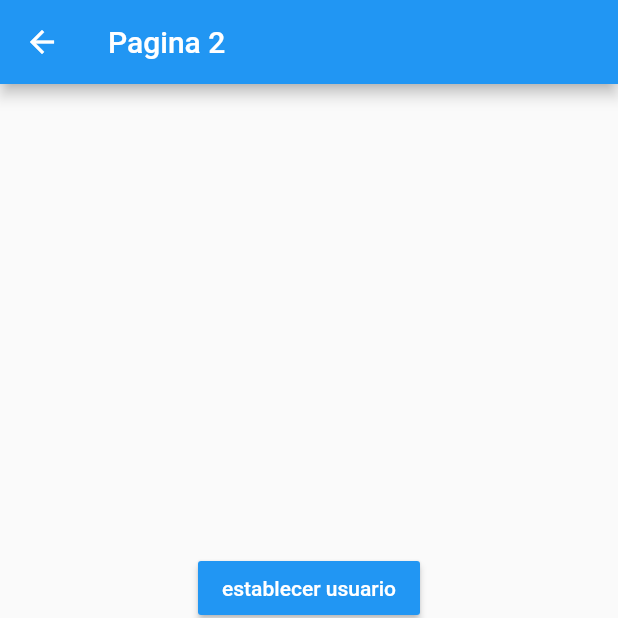
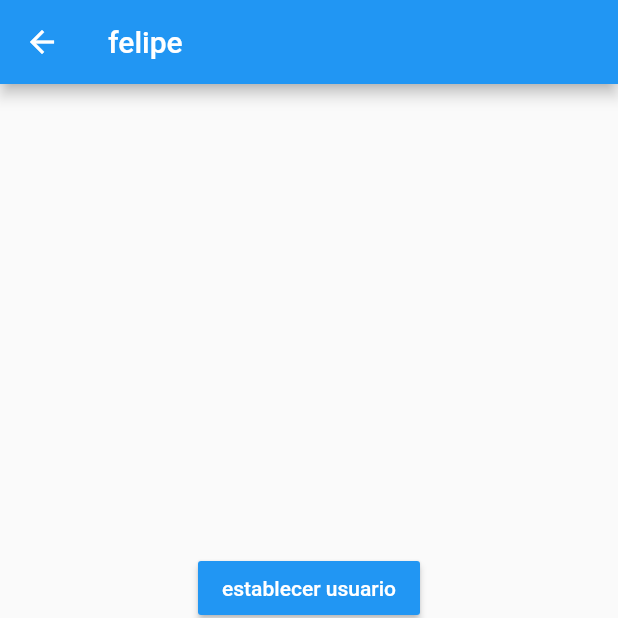
Before and after one commit to Garcito14/usuarios, a Flutter app: the Pagina2Page screen opened by its route, after a tap on "establecer usuario", on a phone screen of 412 x 824 dp, the top half of it. Run offline on Flutter 3.47's test engine with Material 2 defaults, Android fonts, the phone set to English and light mode, and no system bars; accounts and stored records are empty.

```diff
--- a/lib/pages/pagina1_page.dart
+++ b/lib/pages/pagina1_page.dart
@@ -1,13 +1,27 @@
+import 'package:estados_app/Models/usuarios.dart';
+import 'package:estados_app/services/usuarios_service.dart';
 import 'package:flutter/material.dart';
+import 'package:provider/provider.dart';
 
 class Pagina1Page extends StatelessWidget {
   @override
   Widget build(BuildContext context) {
+    final usuarioService = Provider.of<UsuariosService>(context);
     return Scaffold(
       appBar: AppBar(
+        actions: [
+          IconButton(
+            icon: Icon(Icons.exit_to_app),
+            onPressed: () {
+              usuarioService.removerUsuario();
+            },
+          )
+        ],
         title: Text('Pagina 1'),
       ),
-      body: InformacionUsuario(),
+      body: usuarioService.existeUsuario
+          ? InformacionUsuario(usuarioService.usuario)
+          : Center(child: Text('hola')),
       floatingActionButton: FloatingActionButton(
         child: Icon(Icons.accessibility_new),
         onPressed: () {
@@ -19,6 +33,9 @@ class Pagina1Page extends StatelessWidget {
 }
 
 class InformacionUsuario extends StatelessWidget {
+  final Usuario usuario;
+
+  const InformacionUsuario(this.usuario);
   @override
   Widget build(BuildContext context) {
     return Container(
@@ -33,25 +50,27 @@ class InformacionUsuario extends StatelessWidget {
             style: TextStyle(fontSize: 18, fontWeight: FontWeight.bold),
           ),
           ListTile(
-            title: Text('Nombre'),
+            title: Text('nombre: ${this.usuario.nombre}'),
           ),
           ListTile(
-            title: Text('Edad'),
+            title: Text('edad ${this.usuario.edad}'),
           ),
           Divider(),
           Text(
             'Profesiones',
             style: TextStyle(fontSize: 18, fontWeight: FontWeight.bold),
           ),
-          ListTile(
+          ...this
+              .usuario
+              .profesiones
+              .map((e) => ListTile(
+                    title: Text(e),
+                  ))
+              .toList()
+          /*  ListTile(
             title: Text('Profesion 1'),
           ),
-          ListTile(
-            title: Text('Profesion 2'),
-          ),
-          ListTile(
-            title: Text('Profesion 3'),
-          ),
+         */
         ],
       ),
     );
--- a/lib/pages/pagina2_page.dart
+++ b/lib/pages/pagina2_page.dart
@@ -1,11 +1,17 @@
+import 'package:estados_app/Models/usuarios.dart';
+import 'package:estados_app/services/usuarios_service.dart';
 import 'package:flutter/material.dart';
+import 'package:provider/provider.dart';
 
 class Pagina2Page extends StatelessWidget {
   @override
   Widget build(BuildContext context) {
+    final usuarioService = Provider.of<UsuariosService>(context);
     return Scaffold(
       appBar: AppBar(
-        title: Text('Pagina 2'),
+        title: usuarioService.existeUsuario
+            ? Text(usuarioService.usuario.nombre)
+            : Text('Pagina 2'),
       ),
       body: Center(
           child: Column(
@@ -15,18 +21,35 @@ class Pagina2Page extends StatelessWidget {
             child: Text('establecer usuario',
                 style: TextStyle(color: Colors.white)),
             color: Colors.blue,
-            onPressed: () {},
+            onPressed: () {
+              final usuarioService =
+                  Provider.of<UsuariosService>(context, listen: false);
+              final newUser = new Usuario(
+                  nombre: 'felipe',
+                  edad: 24,
+                  profesiones: [
+                    'fullstack developer',
+                    'video jugador experto'
+                  ]);
+              usuarioService.usuario = newUser;
+            },
           ),
           MaterialButton(
             child: Text('Cambiar Edad', style: TextStyle(color: Colors.white)),
             color: Colors.blue,
-            onPressed: () {},
+            onPressed: () {
+              final usuarioService =
+                  Provider.of<UsuariosService>(context, listen: false);
+              usuarioService.cambiarEdad(12);
+            },
           ),
           MaterialButton(
             child:
                 Text('añadir profesion', style: TextStyle(color: Colors.white)),
             color: Colors.blue,
-            onPressed: () {},
+            onPressed: () {
+              usuarioService.agregarProfesion();
+            },
           )
         ],
       )),
--- /dev/null
+++ b/lib/services/usuarios_service.dart
@@ -0,0 +1,33 @@
+import 'package:estados_app/Models/usuarios.dart';
+import 'package:flutter/cupertino.dart';
+
+class UsuariosService with ChangeNotifier {
+  Usuario _usuario;
+
+  Usuario get usuario => this._usuario;
+
+  bool get existeUsuario => this.usuario != null ? true : false;
+
+  set usuario(Usuario user) {
+    this._usuario = user;
+    notifyListeners();
+  }
+
+  void cambiarEdad(int edad) {
+    this._usuario.edad = edad;
+    notifyListeners();
+  }
+
+  void removerUsuario() {
+    this._usuario = null;
+    notifyListeners();
+  }
+
+  void agregarProfesion() {
+    this
+        ._usuario
+        .profesiones
+        .add('profesion ${this._usuario.profesiones.length + 1}');
+    notifyListeners();
+  }
+}
--- a/pubspec.yaml
+++ b/pubspec.yaml
@@ -28,6 +28,7 @@ dependencies:
   # The following adds the Cupertino Icons font to your application.
   # Use with the CupertinoIcons class for iOS style icons.
   cupertino_icons: ^0.1.3
+  provider: ^4.3.2+2
 
 dev_dependencies:
   flutter_test:
```
Also changed, not shown: lib/main.dart (+6 -1 lines), pubspec.lock.
